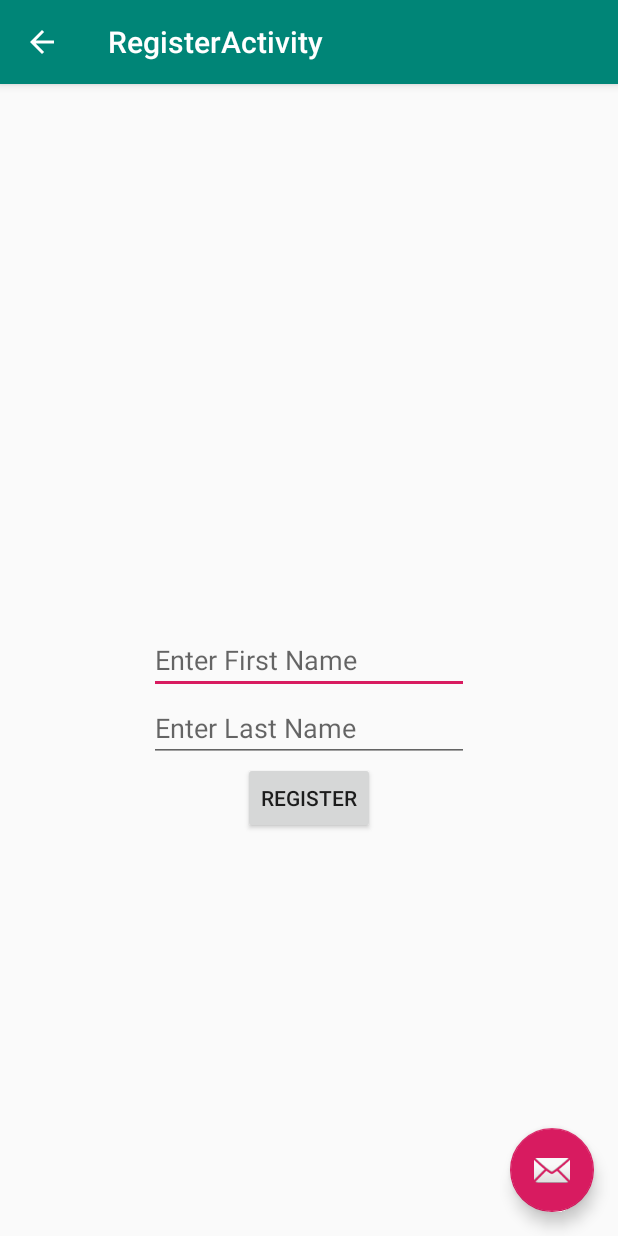
After one commit to Bobtron/Tidey, an Android app: the RegisterActivity screen opened directly, with no data from a screen before it, on a phone screen of 412 x 824 dp. The commit adds this screen. Run offline under Robolectric (Android 15) with nearby library versions, the phone set to English and light mode, and no system bars; our stand-ins replace Firebase (no records; nobody signed in at launch, a user with empty details on screens opened directly); 3 statements that could not run were skipped.

Commit message:
register new page

```diff
--- a/TrashyRedditApp/app/src/main/AndroidManifest.xml
+++ b/TrashyRedditApp/app/src/main/AndroidManifest.xml
@@ -1,7 +1,6 @@
 <?xml version="1.0" encoding="utf-8"?>
 <manifest xmlns:android="http://schemas.android.com/apk/res/android"
     package="edu.hacksc.trashyredditapp">
-
     <!--
          The ACCESS_COARSE/FINE_LOCATION permissions are not required to use
          Google Maps Android API v2, but you must specify either coarse or fine
@@ -9,7 +8,7 @@
     -->
     <uses-permission android:name="android.permission.ACCESS_FINE_LOCATION" />
     <uses-permission android:name="android.permission.INTERNET" />
-    <uses-permission android:name="android.permission.ACCESS_COARSE_LOCATION"/>
+    <uses-permission android:name="android.permission.ACCESS_COARSE_LOCATION" />
 
     <application
         android:allowBackup="true"
@@ -18,7 +17,15 @@
         android:roundIcon="@mipmap/ic_launcher_round"
         android:supportsRtl="true"
         android:theme="@style/AppTheme">
-
+        <activity
+            android:name=".RegisterActivity"
+            android:label="@string/title_activity_register"
+            android:parentActivityName=".LoginActivity"
+            android:theme="@style/AppTheme.NoActionBar">
+            <meta-data
+                android:name="android.support.PARENT_ACTIVITY"
+                android:value="edu.hacksc.trashyredditapp.LoginActivity" />
+        </activity>
         <!--
              The API key for Google Maps-based APIs is defined as a string resource.
              (See the file "res/values/google_maps_api.xml").
@@ -33,7 +40,7 @@
 
         <activity
             android:name=".MapsActivity"
-            android:label="@string/title_activity_maps"></activity>
+            android:label="@string/title_activity_maps" />
         <activity
             android:name=".MainActivity"
             android:label="@string/title_activity_main" />
--- a/TrashyRedditApp/app/src/main/java/edu/hacksc/trashyredditapp/LoginActivity.java
+++ b/TrashyRedditApp/app/src/main/java/edu/hacksc/trashyredditapp/LoginActivity.java
@@ -17,6 +17,7 @@ import androidx.appcompat.app.AppCompatActivity;
 import androidx.appcompat.widget.Toolbar;
 import edu.hacksc.trashyredditapp.ui.profile.ProfileFragment;
 
+import android.os.Parcel;
 import android.preference.PreferenceManager;
 import android.util.Log;
 import android.view.View;
@@ -95,10 +96,13 @@ public class LoginActivity extends AppCompatActivity {
                             // Sign in success, update UI with the signed-in user's information
                             Log.i(TAG, "createUserWithEmail:success");
                             FirebaseUser user = mAuth.getCurrentUser();
-                            Intent intent = new Intent(getApplicationContext(), ProfileFragment.class);
+                            Intent intent = new Intent(getApplicationContext(), RegisterActivity.class);
                             intent.putExtra("email", email_text.toString());
                             intent.putExtra("password", password_text.toString());
-                            updateUI(user);
+                            intent.putExtra("user_parcel", user);
+                            startActivity(intent);
+
+                            //updateUI(user);
 
                         } else {
                             // If sign in fails, display a message to the user.
--- /dev/null
+++ b/TrashyRedditApp/app/src/main/java/edu/hacksc/trashyredditapp/RegisterActivity.java
@@ -0,0 +1,72 @@
+package edu.hacksc.trashyredditapp;
+
+import android.content.Intent;
+import android.content.SharedPreferences;
+import android.os.Bundle;
+
+import com.google.android.material.floatingactionbutton.FloatingActionButton;
+import com.google.android.material.snackbar.Snackbar;
+import com.google.firebase.auth.FirebaseUser;
+
+import androidx.appcompat.app.AppCompatActivity;
+import androidx.appcompat.widget.Toolbar;
+
+import android.preference.PreferenceManager;
+import android.view.View;
+import android.widget.EditText;
+
+public class RegisterActivity extends AppCompatActivity {
+    String email;
+    String password;
+    FirebaseUser user;
+    EditText first_name;
+    EditText last_name;
+
+    SharedPreferences sharedPreferences;
+
+    @Override
+    protected void onCreate(Bundle savedInstanceState) {
+
+        sharedPreferences = PreferenceManager.getDefaultSharedPreferences(getApplicationContext());
+
+        super.onCreate(savedInstanceState);
+        setContentView(R.layout.activity_register);
+        Toolbar toolbar = findViewById(R.id.toolbar);
+        setSupportActionBar(toolbar);
+
+        FloatingActionButton fab = findViewById(R.id.fab);
+        fab.setOnClickListener(new View.OnClickListener() {
+            @Override
+            public void onClick(View view) {
+                Snackbar.make(view, "Replace with your own action", Snackbar.LENGTH_LONG)
+                        .setAction("Action", null).show();
+            }
+        });
+        getSupportActionBar().setDisplayHomeAsUpEnabled(true);
+
+        Intent intent = getIntent();
+
+        email = intent.getExtras().getString("email");
+        password = intent.getExtras().getString("password");
+        user = intent.getExtras().getParcelable("user_parcel");
+
+        first_name = findViewById(R.id.first_name_text);
+        last_name = findViewById(R.id.last_name_text);
+    }
+
+    public void onRegister(View view){
+        SharedPreferences.Editor editor = sharedPreferences.edit();
+
+        String first_name_str = first_name.getText().toString().trim();
+        String last_name_str = last_name.getText().toString().trim();
+
+        editor.putString("USER_ID", user.getUid());
+        //TODO put whatever else you want
+        editor.commit();
+
+        Intent intent = new Intent(getApplicationContext(), MainActivity.class);
+        //intent.putExtra("database", database);
+        startActivity(intent);
+    }
+
+}
--- /dev/null
+++ b/TrashyRedditApp/app/src/main/res/layout/activity_register.xml
@@ -0,0 +1,33 @@
+<?xml version="1.0" encoding="utf-8"?>
+<androidx.coordinatorlayout.widget.CoordinatorLayout xmlns:android="http://schemas.android.com/apk/res/android"
+    xmlns:app="http://schemas.android.com/apk/res-auto"
+    xmlns:tools="http://schemas.android.com/tools"
+    android:layout_width="match_parent"
+    android:layout_height="match_parent"
+    tools:context=".RegisterActivity">
+
+    <com.google.android.material.appbar.AppBarLayout
+        android:layout_width="match_parent"
+        android:layout_height="wrap_content"
+        android:theme="@style/AppTheme.AppBarOverlay">
+
+        <androidx.appcompat.widget.Toolbar
+            android:id="@+id/toolbar"
+            android:layout_width="match_parent"
+            android:layout_height="?attr/actionBarSize"
+            android:background="?attr/colorPrimary"
+            app:popupTheme="@style/AppTheme.PopupOverlay" />
+
+    </com.google.android.material.appbar.AppBarLayout>
+
+    <include layout="@layout/content_register" />
+
+    <com.google.android.material.floatingactionbutton.FloatingActionButton
+        android:id="@+id/fab"
+        android:layout_width="wrap_content"
+        android:layout_height="wrap_content"
+        android:layout_gravity="bottom|end"
+        android:layout_margin="@dimen/fab_margin"
+        app:srcCompat="@android:drawable/ic_dialog_email" />
+
+</androidx.coordinatorlayout.widget.CoordinatorLayout>
--- /dev/null
+++ b/TrashyRedditApp/app/src/main/res/layout/content_register.xml
@@ -0,0 +1,44 @@
+<?xml version="1.0" encoding="utf-8"?>
+<androidx.constraintlayout.widget.ConstraintLayout xmlns:android="http://schemas.android.com/apk/res/android"
+    xmlns:app="http://schemas.android.com/apk/res-auto"
+    xmlns:tools="http://schemas.android.com/tools"
+    android:layout_width="match_parent"
+    android:layout_height="match_parent"
+    app:layout_behavior="@string/appbar_scrolling_view_behavior"
+    tools:context=".RegisterActivity"
+    tools:showIn="@layout/activity_register">
+
+    <EditText
+        android:id="@+id/first_name_text"
+        android:layout_width="wrap_content"
+        android:layout_height="wrap_content"
+        android:ems="10"
+        android:hint="Enter First Name"
+        android:inputType="textPersonName"
+        app:layout_constraintBottom_toBottomOf="parent"
+        app:layout_constraintEnd_toEndOf="parent"
+        app:layout_constraintStart_toStartOf="parent"
+        app:layout_constraintTop_toTopOf="parent" />
+
+    <EditText
+        android:id="@+id/last_name_text"
+        android:layout_width="wrap_content"
+        android:layout_height="wrap_content"
+        android:ems="10"
+        android:hint="Enter Last Name"
+        android:inputType="textPersonName"
+        app:layout_constraintEnd_toEndOf="parent"
+        app:layout_constraintStart_toStartOf="parent"
+        app:layout_constraintTop_toBottomOf="@+id/first_name_text" />
+
+    <Button
+        android:id="@+id/register_name"
+        android:layout_width="wrap_content"
+        android:layout_height="wrap_content"
+        android:onClick="onRegister"
+        android:text="Register"
+        app:layout_constraintEnd_toEndOf="parent"
+        app:layout_constraintStart_toStartOf="parent"
+        app:layout_constraintTop_toBottomOf="@+id/last_name_text" />
+
+</androidx.constraintlayout.widget.ConstraintLayout>
--- a/TrashyRedditApp/app/src/main/res/values/strings.xml
+++ b/TrashyRedditApp/app/src/main/res/values/strings.xml
@@ -2,10 +2,10 @@
     <string name="app_name">TrashyRedditApp</string>
     <string name="action_settings">Settings</string>
     <string name="title_activity_main">MainActivity</string>
-<!--    <string name="title_home">Home</string>-->
-<!--    <string name="title_dashboard">Dashboard</string>-->
-<!--    <string name="title_notifications">Notifications</string>-->
-<!--    <string name="title_map">Map</string>-->
+    <!--    <string name="title_home">Home</string>-->
+    <!--    <string name="title_dashboard">Dashboard</string>-->
+    <!--    <string name="title_notifications">Notifications</string>-->
+    <!--    <string name="title_map">Map</string>-->
     <string name="title_map">Map</string>
     <string name="title_bookmarks">Bookmarks</string>
     <string name="title_search">Search</string>
@@ -15,4 +15,5 @@
     <!-- TODO: Remove or change this placeholder text -->
     <string name="hello_blank_fragment">Hello blank fragment</string>
     <string name="title_activity_maps">TrashSitesMap</string>
+    <string name="title_activity_register">RegisterActivity</string>
 </resources>
```
